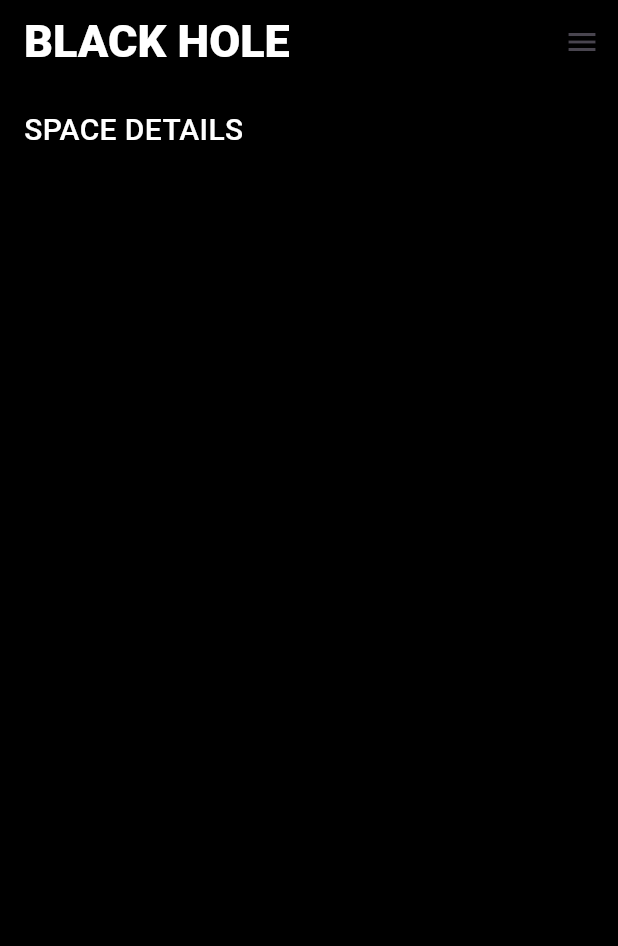
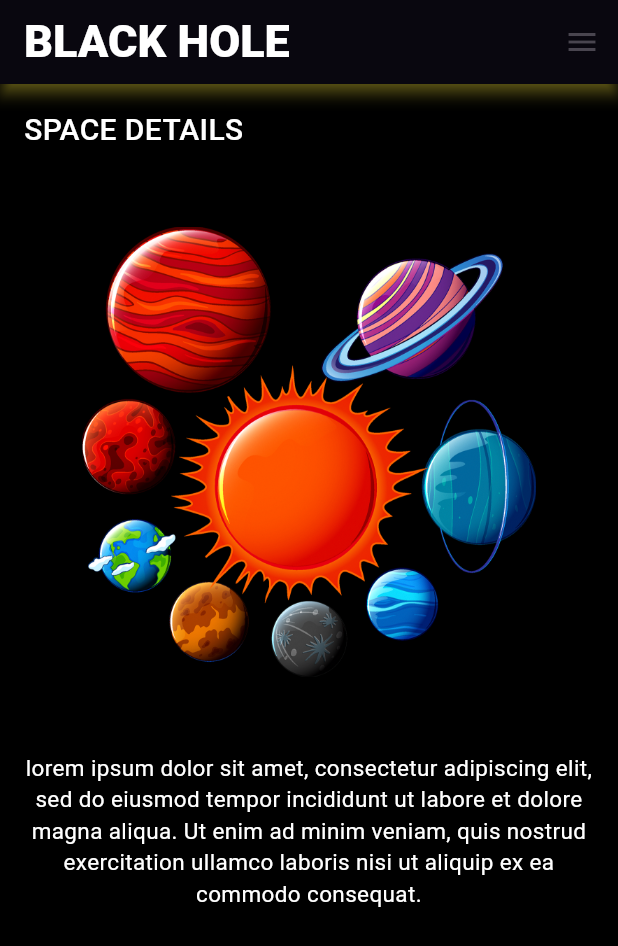
Before and after one commit to shanulkshan/Black-hole, a Flutter app: the screen it shows after launch, on a phone screen of 412 x 824 dp. Shown: the top 946 px of the screen. Run offline on Flutter 3.47's test engine with Material 3 defaults, Android fonts, the phone set to English and light mode, and no system bars.

Commit message:
wrap with safe area, add elevation

```diff
--- a/black_hole/lib/main.dart
+++ b/black_hole/lib/main.dart
@@ -9,7 +9,8 @@
 
   @override
   Widget build(BuildContext context) {
-    return MaterialApp(
+    return SafeArea(
+      child: MaterialApp(
         debugShowCheckedModeBanner: false,
         title: "Space app",
         home: Scaffold(
@@ -17,16 +18,28 @@
           appBar: AppBar(
             backgroundColor: Colors.black,
             shadowColor: Colors.yellow,
+            elevation: 4.0,
             title: const Text("BLACK HOLE", style: TextStyle(fontWeight: FontWeight.w900, fontSize: 30,color: Colors.white),),
             actions: [
               IconButton(onPressed: () {},icon: const Icon(Icons.menu),),
             ],
           ),
-        body: const Padding(
+          body:  Padding(
             padding: EdgeInsets.all(16.0),
-          child: Column(children: [
-            Text("SPACE DETAILS", style: TextStyle(color: Colors.white, fontSize: 20, fontWeight: FontWeight.w500),)
+            child: Column(
+              crossAxisAlignment: CrossAxisAlignment.start,
+              children: [
+              const Text("SPACE DETAILS", style: TextStyle(color: Colors.white, fontSize: 20, fontWeight: FontWeight.w500),),
+              SizedBox(height: 50,),
+              Center(
+                child: Image.asset("assets/space1.png",
+                height: 300,
+                scale: 2,),
+              ),
+              SizedBox(height: 50,),
+              const Text("lorem ipsum dolor sit amet, consectetur adipiscing elit, sed do eiusmod tempor incididunt ut labore et dolore magna aliqua. Ut enim ad minim veniam, quis nostrud exercitation ullamco laboris nisi ut aliquip ex ea commodo consequat.",textAlign: TextAlign.center, style: TextStyle(color: Colors.white, fontSize: 15, fontWeight: FontWeight.w400),),
             ],),
+          ),
         ),
       ),
     );
```
Lines whose indentation alone changed are shown as unchanged.
